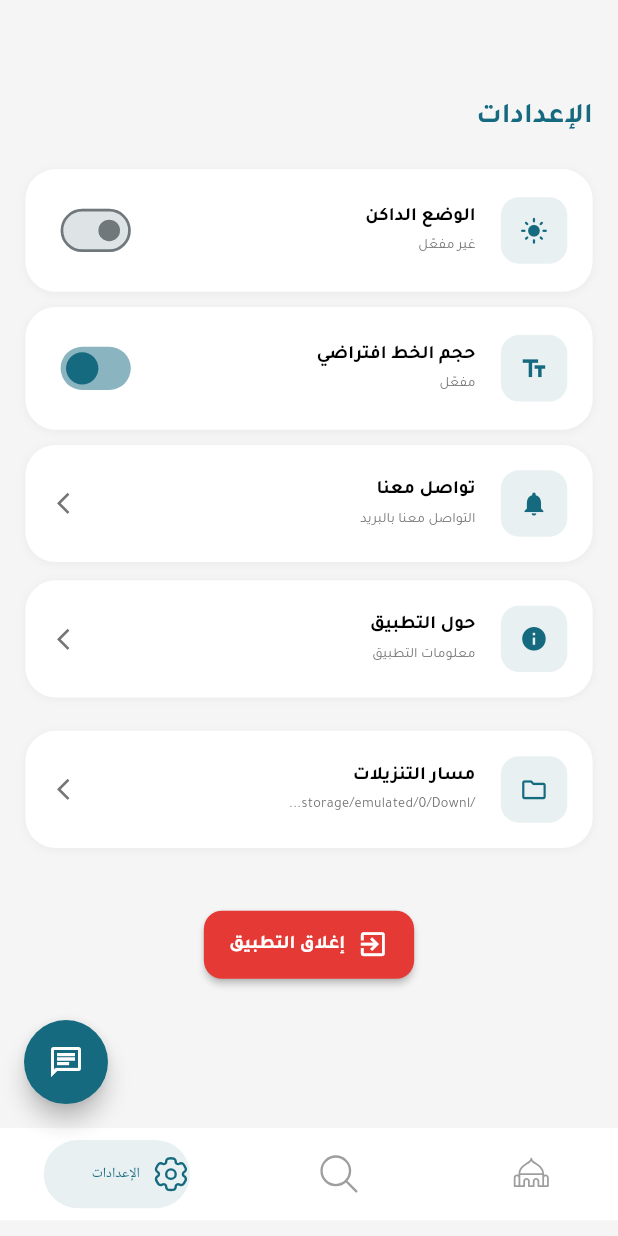
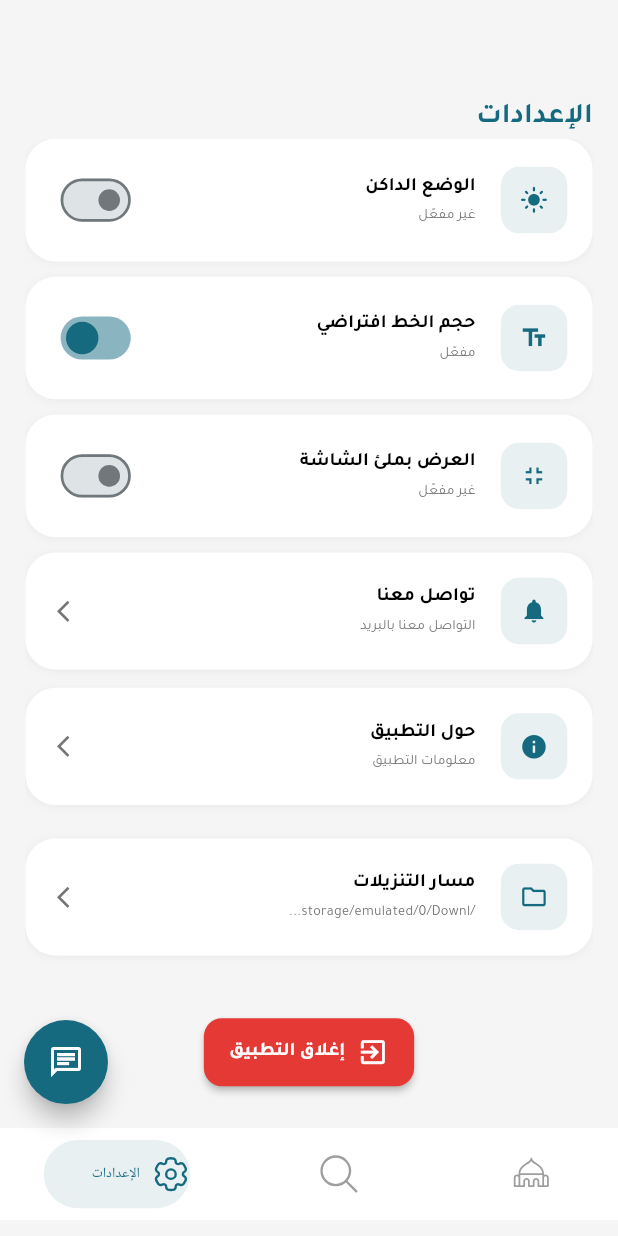
Before and after one commit to oiu85/Seraj-Aldeen-Islamic-flutter-app, a Flutter app: the screen it shows after launch, swiped to page 3, on a phone screen of 412 x 824 dp. Run offline on Flutter 3.47's test engine with Material 3 defaults, Android fonts, the phone set to English and light mode, and no system bars; drawn by our look-alikes of flutter_expandable_fab, salomon_bottom_bar; our stand-ins replace cached_network_image, carousel_slider, dartz, device_info_plus, dio, equatable and 19 more; missing offline and left inert: android_intent_plus; network calls fail.

Commit message:
*Abdullah adding fullScren manger

```diff
--- a/lib/features/settings/presentation/pages/settings_page.dart
+++ b/lib/features/settings/presentation/pages/settings_page.dart
@@ -6,6 +6,7 @@ import 'package:seraj_aldean_flutter_app/core/responsive/screen_util_res.dart';
 import 'package:seraj_aldean_flutter_app/core/routes.dart';
 import 'package:seraj_aldean_flutter_app/features/settings/presentation/widgets/download_path_widget.dart';
 import 'package:seraj_aldean_flutter_app/features/settings/presentation/widgets/font_size_toggle_widget.dart';
+import 'package:seraj_aldean_flutter_app/features/settings/presentation/widgets/fullscreen_toggle_widget.dart';
 import 'package:seraj_aldean_flutter_app/features/settings/presentation/widgets/theme_toggle_widget.dart';
 import '../../../../config/appconfig/app_colors.dart';
 import '../../../../core/shared/widgets/app_scaffold.dart';
@@ -33,7 +34,6 @@ class SettingsPage extends StatelessWidget {
                 color: AppColors.primary,
               ),
             ),
-            SizedBox(height: 20.h),
             Expanded(
               child: ListView(
                 children: [
@@ -43,6 +43,10 @@ class SettingsPage extends StatelessWidget {
 
                   // Font Size Toggle
                   const FontSizeToggleWidget(),
+                  SizedBox(height: 10.h),
+
+                  // Full Screen Toggle
+                  const FullScreenToggleWidget(),
                   SizedBox(height: 10.h),
 
                   _buildSettingsItem(
--- /dev/null
+++ b/lib/features/settings/presentation/widgets/fullscreen_toggle_widget.dart
@@ -0,0 +1,94 @@
+import 'package:flutter/material.dart';
+import 'package:provider/provider.dart';
+import 'package:seraj_aldean_flutter_app/config/appconfig/app_colors.dart';
+import 'package:seraj_aldean_flutter_app/core/responsive/screen_util_res.dart';
+import 'package:seraj_aldean_flutter_app/core/theme/fullscreen_manager.dart';
+import 'package:seraj_aldean_flutter_app/gen/fonts.gen.dart';
+
+/// FullScreen Toggle Widget for Settings Page
+class FullScreenToggleWidget extends StatelessWidget {
+  const FullScreenToggleWidget({super.key});
+
+  @override
+  Widget build(BuildContext context) {
+    return Consumer<FullScreenManager>(
+      builder: (context, fullScreenManager, _) {
+        return Container(
+          margin: EdgeInsets.symmetric(horizontal: 0.w, vertical: 0.h),
+          padding: EdgeInsets.all(16.w),
+          decoration: BoxDecoration(
+            color: AppColors.cardBackground,
+            borderRadius: BorderRadius.circular(20.r),
+            boxShadow: [
+              BoxShadow(
+                color: AppColors.black.withValues(alpha: 0.05),
+                blurRadius: 4,
+                offset: const Offset(0, 1),
+              ),
+            ],
+          ),
+          child: Row(
+            children: [
+              // Icon
+              Container(
+                padding: EdgeInsets.all(12.w),
+                decoration: BoxDecoration(
+                  color: AppColors.primary.withValues(alpha: 0.1),
+                  borderRadius: BorderRadius.circular(12.r),
+                ),
+                child: Icon(
+                  fullScreenManager.isFullScreenMode
+                    ? Icons.fullscreen
+                    : Icons.fullscreen_exit,
+                  color: AppColors.primary,
+                  size: 24.f,
+                ),
+              ),
+              SizedBox(width: 16.w),
+
+              // Text
+              Expanded(
+                child: Column(
+                  crossAxisAlignment: CrossAxisAlignment.start,
+                  children: [
+                    Text(
+                      'العرض بملئ الشاشة',
+                      style: TextStyle(
+                        fontSize: 16.f,
+                        fontWeight: FontWeight.bold,
+                        fontFamily: FontFamily.tajawal,
+                        color: AppColors.textPrimary,
+                      ),
+                    ),
+                    SizedBox(height: 4.h),
+                    Text(
+                      fullScreenManager.isFullScreenMode ? 'مفعّل' : 'غير مفعّل',
+                      style: TextStyle(
+                        fontSize: 12.f,
+                        fontFamily: FontFamily.tajawal,
+                        color: AppColors.textSecondary,
+                      ),
+                    ),
+                  ],
+                ),
+              ),
+
+              // Toggle Switch
+              Transform.scale(
+                scale: 0.9,
+                child: Switch(
+                  value: fullScreenManager.isFullScreenMode,
+                  onChanged: (value) async {
+                    await fullScreenManager.toggleFullScreenMode();
+                  },
+                  activeColor: AppColors.primary,
+                  activeTrackColor: AppColors.primary.withValues(alpha: 0.5),
+                ),
+              ),
+            ],
+          ),
+        );
+      },
+    );
+  }
+}
--- a/lib/main.dart
+++ b/lib/main.dart
@@ -8,6 +8,7 @@ import 'package:seraj_aldean_flutter_app/config/appconfig/app_colors.dart';
 import 'package:seraj_aldean_flutter_app/core/di/app_dependencies.dart';
 import 'package:seraj_aldean_flutter_app/core/shared/widgets/close_app_button.dart';
 import 'package:seraj_aldean_flutter_app/core/theme/font_size_manager.dart';
+import 'package:seraj_aldean_flutter_app/core/theme/fullscreen_manager.dart';
 import 'package:seraj_aldean_flutter_app/core/theme/theme_manager.dart';
 import 'package:seraj_aldean_flutter_app/features/splassh_screen/presentation/pages/splassh_screen.dart';
 import 'package:seraj_aldean_flutter_app/routes.dart';
@@ -18,13 +19,15 @@ void main() async {
   //? Initialize dependencies
   setupAppDependencies();
 
-  await SystemChrome.setEnabledSystemUIMode(SystemUiMode.immersiveSticky);
+  // Initialize FullScreenManager and apply saved setting
+  final fullScreenManager = FullScreenManager();
 
   runApp(
     MultiProvider(
       providers: [
         ChangeNotifierProvider(create: (_) => ThemeManager()),
         ChangeNotifierProvider(create: (_) => FontSizeManager()),
+        ChangeNotifierProvider.value(value: fullScreenManager),
       ],
       child: const MyApp(),
     ),
@@ -41,10 +44,8 @@ class MyApp extends StatefulWidget {
 class _MyAppState extends State<MyApp> {
   @override
   Widget build(BuildContext context) {
-    SystemChrome.setEnabledSystemUIMode(SystemUiMode.immersiveSticky);
-
-    return Consumer2<ThemeManager, FontSizeManager>(
-      builder: (context, themeManager, fontSizeManager, _) {
+    return Consumer3<ThemeManager, FontSizeManager, FullScreenManager>(
+      builder: (context, themeManager, fontSizeManager, fullScreenManager, _) {
         final mediaQuery = MediaQuery.of(context);
         // Update AppColors when theme changes
         AppColors.setDarkMode(themeManager.isDarkMode);
```
Also changed, not shown: lib/core/theme/fullscreen_manager.dart (added, +59 -0 lines).
